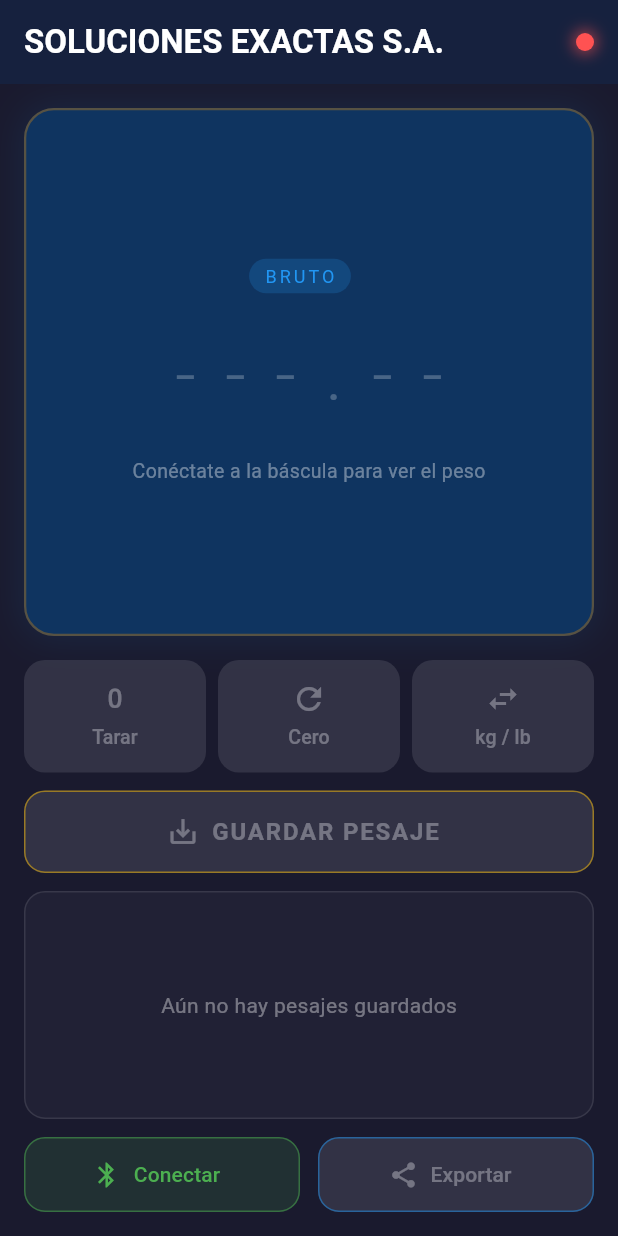
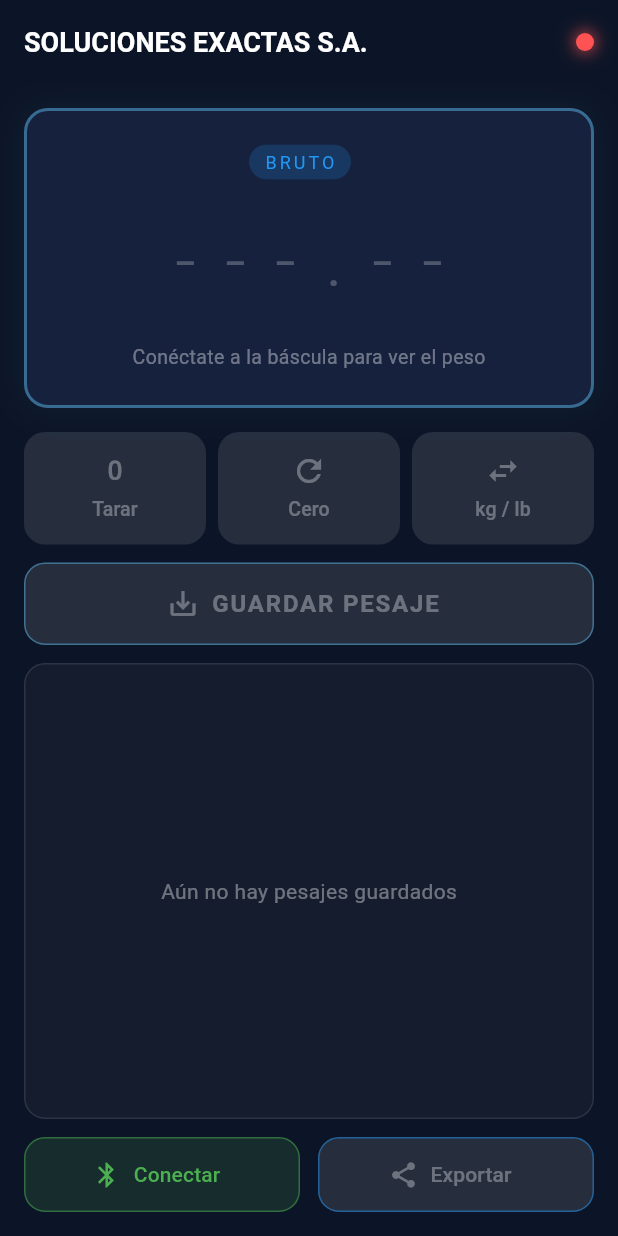
Before and after one commit to Di3go004/BasculaSE7510, a Flutter app: the screen it shows after launch, on a phone screen of 412 x 824 dp. Run offline on Flutter 3.47's test engine with Material 3 defaults, Android fonts, the phone set to English and light mode, and no system bars; our stand-ins replace flutter_blue_plus, permission_handler, share_plus.

Commit message:
se logro culminar las vistas con éxito

```diff
--- a/lib/screens/home_screen.dart
+++ b/lib/screens/home_screen.dart
@@ -77,13 +77,18 @@ class _HomeScreenState extends State<HomeScreen> {
 
   @override
   Widget build(BuildContext context) {
+    const brandDarkBlue = Color(0xFF0c1527);
+    const brandLightBlue = Color(0xFF5AB4E5);
+    const panelColor = Color(0xFF16213E);
+
     return Scaffold(
-      backgroundColor: const Color(0xFF1A1A2E),
+      backgroundColor: brandDarkBlue,
       appBar: AppBar(
-        backgroundColor: const Color(0xFF16213E),
+        backgroundColor: brandDarkBlue,
+        elevation: 0,
         title: const Text(
           'SOLUCIONES EXACTAS S.A.',
-          style: TextStyle(color: Colors.white, fontWeight: FontWeight.w600),
+          style: TextStyle(color: Colors.white, fontWeight: FontWeight.w600, fontSize: 18),
         ),
         actions: [
           // Indicador de conexión (Punto de estado minimalista)
@@ -116,24 +121,23 @@ class _HomeScreenState extends State<HomeScreen> {
       ),
       body: Column(
         children: [
-          // ── DISPLAY PRINCIPAL DE PESO ──
-          Expanded(
-            flex: 3,
-            child: Container(
+          // ── DISPLAY PRINCIPAL DE PESO (Rectangular) ──
+          Container(
             width: double.infinity,
+            height: 200, // Altura fija para que parezca una pantalla LCD
             margin: const EdgeInsets.all(16),
             decoration: BoxDecoration(
-                color: const Color(0xFF0F3460),
-                borderRadius: BorderRadius.circular(20),
+              color: panelColor,
+              borderRadius: BorderRadius.circular(16),
               border: Border.all(
                 color: _lastReading?.isStable == true
-                      ? Colors.green.withOpacity(0.5)
-                      : Colors.orange.withOpacity(0.3),
-                  width: 1.5,
+                    ? Colors.green.withOpacity(0.8)
+                    : brandLightBlue.withOpacity(0.5),
+                width: 2.0,
               ),
               boxShadow: [
                 BoxShadow(
-                    color: Colors.blue.withOpacity(0.1),
+                  color: brandLightBlue.withOpacity(0.05),
                   blurRadius: 20,
                   spreadRadius: 2,
                 ),
@@ -223,7 +227,6 @@ class _HomeScreenState extends State<HomeScreen> {
                 ],
               ),
             ),
-          ),
 
           // ── BOTONES DE CONTROL Y LISTA ──
           Expanded(
@@ -238,21 +241,21 @@ class _HomeScreenState extends State<HomeScreen> {
                       _ControlButton(
                         label: 'Tarar',
                         icon: Icons.exposure_zero,
-                        color: Colors.blue,
+                        color: brandLightBlue,
                         onPressed: _isConnected ? _btService.tare : null,
                       ),
                       const SizedBox(width: 8),
                       _ControlButton(
                         label: 'Cero',
                         icon: Icons.refresh,
-                        color: Colors.teal,
+                        color: brandLightBlue,
                         onPressed: _isConnected ? _btService.zero : null,
                       ),
                       const SizedBox(width: 8),
                       _ControlButton(
                         label: 'kg / lb',
                         icon: Icons.swap_horiz,
-                        color: Colors.purple,
+                        color: brandLightBlue,
                         onPressed: _isConnected ? _btService.toggleUnit : null,
                       ),
                     ],
@@ -268,9 +271,9 @@ class _HomeScreenState extends State<HomeScreen> {
                       icon: const Icon(Icons.save_alt, size: 22),
                       label: const Text('GUARDAR PESAJE', style: TextStyle(fontSize: 16, fontWeight: FontWeight.bold, letterSpacing: 1.2)),
                       style: ElevatedButton.styleFrom(
-                        backgroundColor: Colors.amber.withOpacity(0.2),
-                        foregroundColor: Colors.amber,
-                        side: BorderSide(color: Colors.amber.withOpacity(0.5)),
+                        backgroundColor: brandLightBlue.withOpacity(0.2),
+                        foregroundColor: brandLightBlue,
+                        side: BorderSide(color: brandLightBlue.withOpacity(0.5)),
                         shape: RoundedRectangleBorder(borderRadius: BorderRadius.circular(14)),
                         elevation: 0,
                       ),
@@ -305,8 +308,8 @@ class _HomeScreenState extends State<HomeScreen> {
                                   dense: true,
                                   leading: CircleAvatar(
                                     radius: 12,
-                                    backgroundColor: Colors.amber.withOpacity(0.2),
-                                    child: Text('$displayIndex', style: const TextStyle(color: Colors.amber, fontSize: 10, fontWeight: FontWeight.bold)),
+                                    backgroundColor: brandLightBlue.withOpacity(0.2),
+                                    child: Text('$displayIndex', style: const TextStyle(color: brandLightBlue, fontSize: 10, fontWeight: FontWeight.bold)),
                                   ),
                                   title: Text(
                                     r.displayValue,
```
Lines whose indentation alone changed are shown as unchanged.
